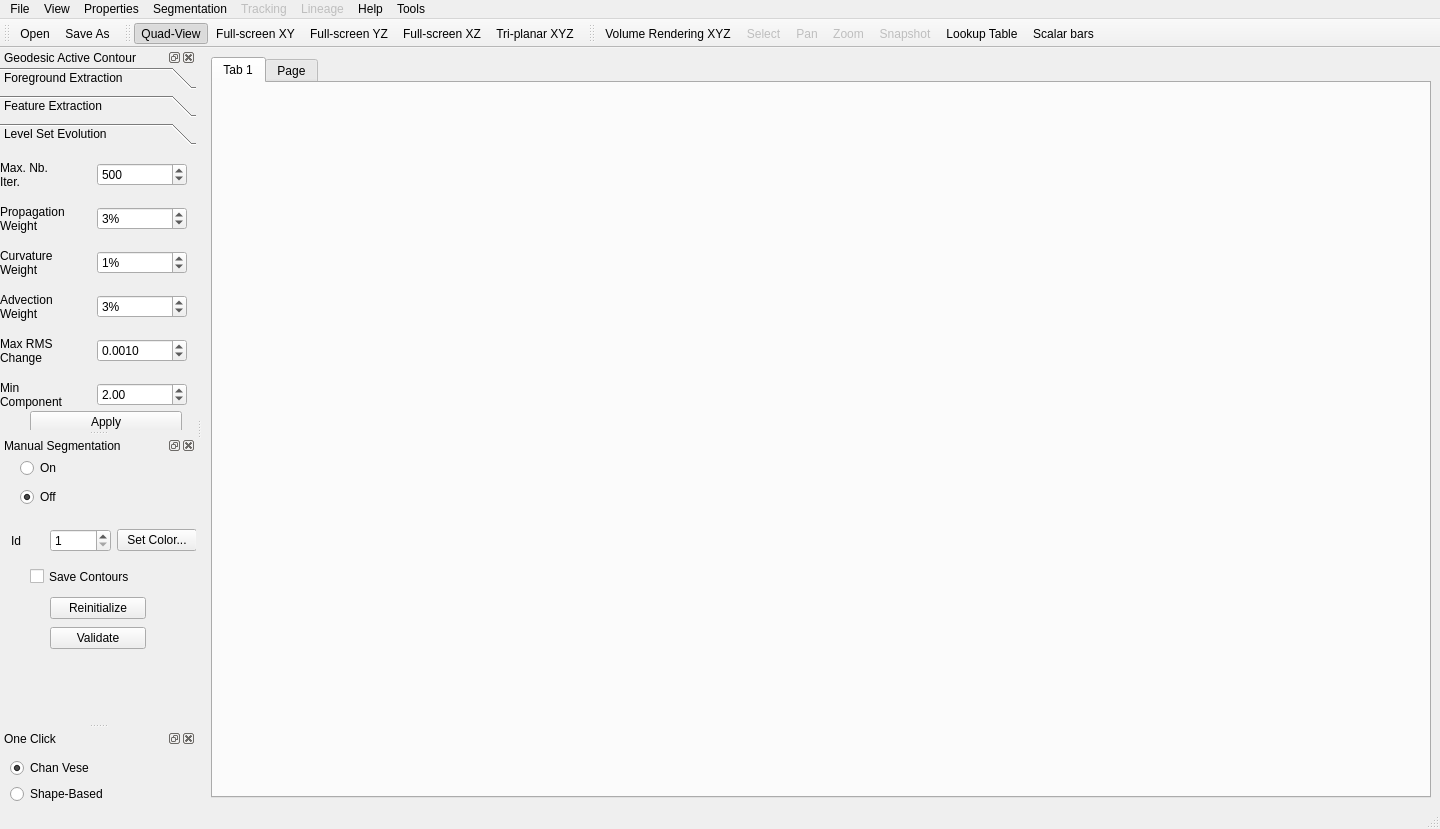
Before: the Qt Designer form go.ui in gofigure2/GoFigure2, drawn with Qt 5.
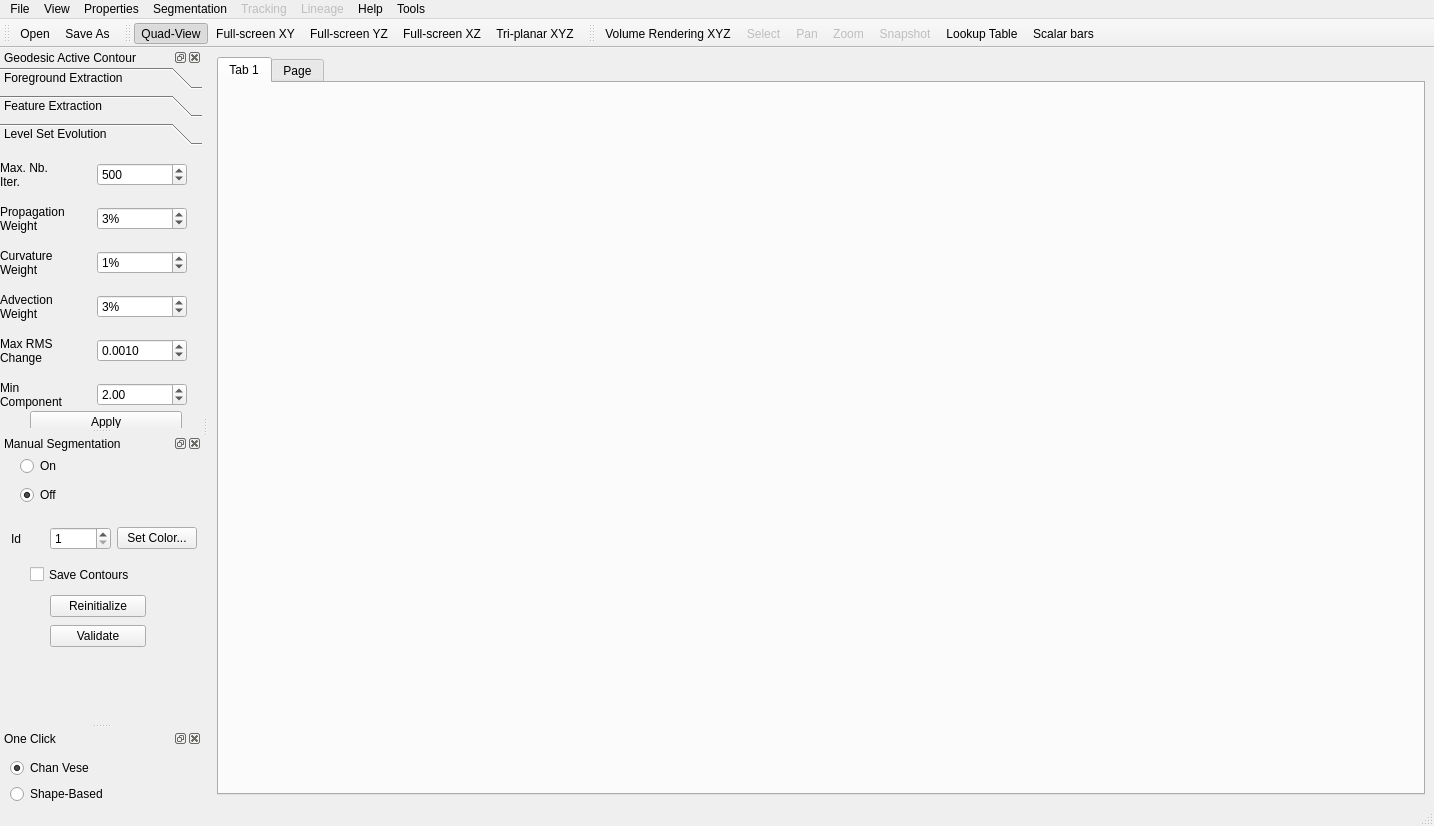
After: the same form once the commit is applied. Icons and pictures are not drawn.

Commit message: ENH: First attempt for packaging

```diff
--- a/go.ui
+++ b/go.ui
@@ -4,12 +4,12 @@
   <property name="windowModality" >
    <enum>Qt::NonModal</enum>
   </property>
-  <property name="geometry" >
+  <property name="geometry">
    <rect>
     <x>0</x>
     <y>0</y>
-    <width>1440</width>
-    <height>829</height>
+    <width>1434</width>
+    <height>826</height>
    </rect>
   </property>
   <property name="windowTitle" >
@@ -48,17 +48,17 @@
     </item>
    </layout>
   </widget>
-  <widget class="QMenuBar" name="menubar" >
-   <property name="geometry" >
+  <widget class="QMenuBar" name="menubar">
+   <property name="geometry">
     <rect>
      <x>0</x>
      <y>0</y>
-     <width>1440</width>
-     <height>21</height>
+     <width>1434</width>
+     <height>24</height>
     </rect>
    </property>
-   <widget class="QMenu" name="menuFile" >
-    <property name="title" >
+   <widget class="QMenu" name="menuFile">
+    <property name="title">
      <string>File</string>
     </property>
     <widget class="QMenu" name="menuOpen_Recent_Files" >
@@ -77,8 +77,8 @@
     <addaction name="separator" />
     <addaction name="actionQuit" />
    </widget>
-   <widget class="QMenu" name="menuView" >
-    <property name="title" >
+   <widget class="QMenu" name="menuView">
+    <property name="title">
      <string>View</string>
     </property>
     <addaction name="actionQuad_View" />
@@ -94,59 +94,59 @@
     <addaction name="actionLookup_Table" />
     <addaction name="actionScale_bars" />
    </widget>
-   <widget class="QMenu" name="menuHelp" >
-    <property name="title" >
+   <widget class="QMenu" name="menuHelp">
+    <property name="title">
      <string>Help</string>
     </property>
     <addaction name="actionAbout" />
     <addaction name="actionAbout_Qt" />
    </widget>
-   <widget class="QMenu" name="menuSegmentation" >
-    <property name="title" >
+   <widget class="QMenu" name="menuSegmentation">
+    <property name="title">
      <string>Segmentation</string>
     </property>
     <addaction name="actionManual_Segmentation" />
     <addaction name="actionOne_Click_Segmentation" />
     <addaction name="actionKishoreSegmentation" />
    </widget>
-   <widget class="QMenu" name="menuTracking" >
-    <property name="enabled" >
+   <widget class="QMenu" name="menuTracking">
+    <property name="enabled">
      <bool>false</bool>
     </property>
     <property name="title" >
      <string>Tracking</string>
     </property>
    </widget>
-   <widget class="QMenu" name="menuLineage" >
-    <property name="enabled" >
+   <widget class="QMenu" name="menuLineage">
+    <property name="enabled">
      <bool>false</bool>
     </property>
     <property name="title" >
      <string>Lineage</string>
     </property>
    </widget>
-   <widget class="QMenu" name="menuProperties" >
-    <property name="title" >
+   <widget class="QMenu" name="menuProperties">
+    <property name="title">
      <string>Properties</string>
     </property>
     <addaction name="actionBackground" />
     <addaction name="actionImage" />
     <addaction name="actionMesh" />
    </widget>
-   <widget class="QMenu" name="menuTools" >
-    <property name="title" >
+   <widget class="QMenu" name="menuTools">
+    <property name="title">
      <string>Tools</string>
     </property>
     <addaction name="actionSnapshot" />
    </widget>
-   <addaction name="menuFile" />
-   <addaction name="menuView" />
-   <addaction name="menuProperties" />
-   <addaction name="menuSegmentation" />
-   <addaction name="menuTracking" />
-   <addaction name="menuLineage" />
-   <addaction name="menuHelp" />
-   <addaction name="menuTools" />
+   <addaction name="menuFile"/>
+   <addaction name="menuView"/>
+   <addaction name="menuProperties"/>
+   <addaction name="menuSegmentation"/>
+   <addaction name="menuTracking"/>
+   <addaction name="menuLineage"/>
+   <addaction name="menuHelp"/>
+   <addaction name="menuTools"/>
   </widget>
   <widget class="QStatusBar" name="statusbar" >
    <property name="autoFillBackground" >
@@ -186,16 +186,16 @@
    <property name="enabled" >
     <bool>true</bool>
    </property>
-   <property name="minimumSize" >
+   <property name="minimumSize">
     <size>
-     <width>196</width>
-     <height>93</height>
+     <width>202</width>
+     <height>96</height>
     </size>
    </property>
-   <property name="maximumSize" >
+   <property name="maximumSize">
     <size>
-     <width>299</width>
-     <height>578</height>
+     <width>305</width>
+     <height>581</height>
     </size>
    </property>
    <property name="floating" >
@@ -595,13 +595,13 @@
        </layout>
       </widget>
      </widget>
-     <widget class="QWidget" name="page_3" >
-      <property name="geometry" >
+     <widget class="QWidget" name="page_3">
+      <property name="geometry">
        <rect>
         <x>0</x>
         <y>0</y>
-        <width>211</width>
-        <height>297</height>
+        <width>201</width>
+        <height>287</height>
        </rect>
       </property>
       <attribute name="label" >
@@ -811,11 +811,11 @@
     </widget>
    </widget>
   </widget>
-  <widget class="QDockWidget" name="ManualSegmentationDockWidget" >
-   <property name="minimumSize" >
+  <widget class="QDockWidget" name="ManualSegmentationDockWidget">
+   <property name="minimumSize">
     <size>
-     <width>196</width>
-     <height>70</height>
+     <width>202</width>
+     <height>73</height>
     </size>
    </property>
    <property name="windowTitle" >
@@ -960,13 +960,13 @@
    <attribute name="toolBarBreak" >
     <bool>false</bool>
    </attribute>
-   <addaction name="actionVolume_rendering_XYZ" />
-   <addaction name="actionSelect" />
-   <addaction name="actionPan" />
-   <addaction name="actionZoom" />
-   <addaction name="actionSnapshot" />
-   <addaction name="actionLookup_Table" />
-   <addaction name="actionScale_bars" />
+   <addaction name="actionVolume_rendering_XYZ"/>
+   <addaction name="actionSelect"/>
+   <addaction name="actionPan"/>
+   <addaction name="actionZoom"/>
+   <addaction name="actionSnapshot"/>
+   <addaction name="actionLookup_Table"/>
+   <addaction name="actionScale_bars"/>
   </widget>
   <widget class="QDockWidget" name="OneClickSegmentationDockWidget" >
    <property name="windowTitle" >
```
Left out of the diff: 985 changed lines with no effect on the pictures. The commit also changes 1 other file.
